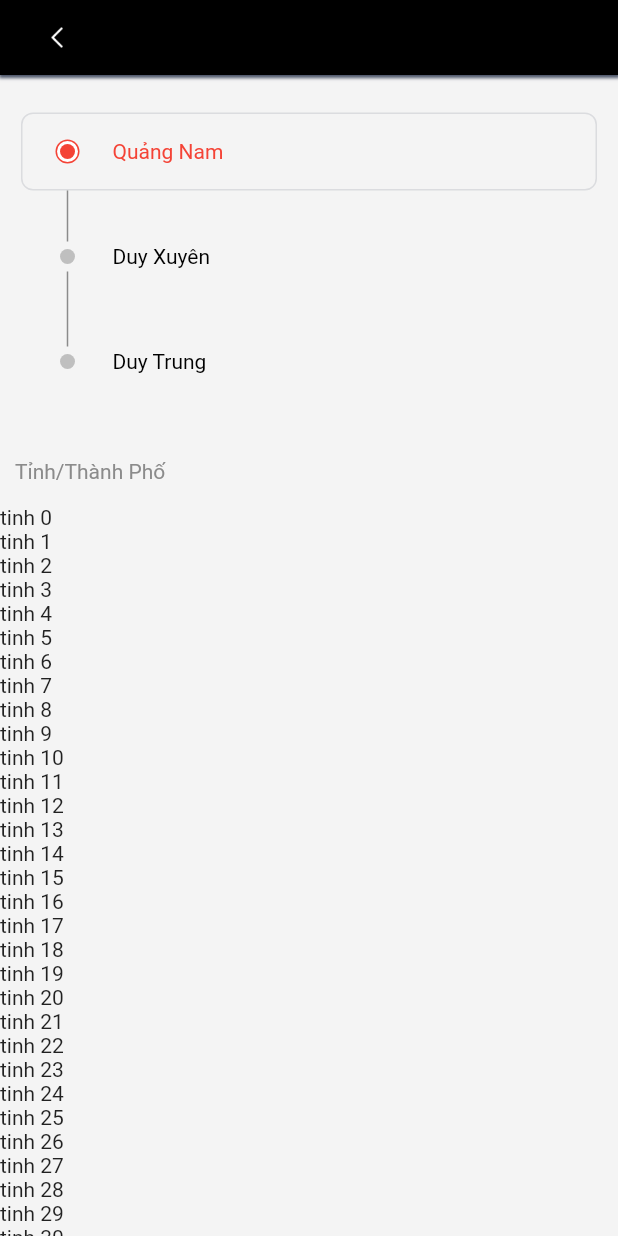
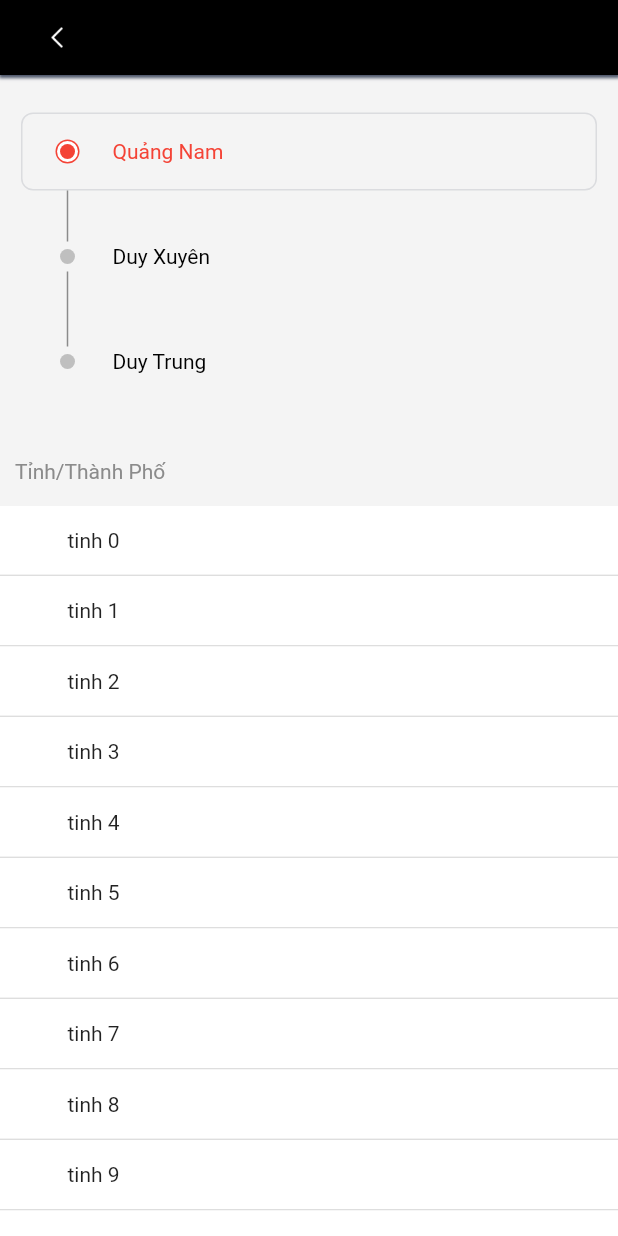
Before and after one commit to xnguyena2/Product-Sell, a Flutter app: the screen it shows after launch, on a phone screen of 412 x 824 dp. Run offline on Flutter 3.47's test engine with Material 2 defaults, Android fonts, the phone set to English and light mode, and no system bars; our stand-ins replace carousel_slider.

Commit message:
[fixing location]

```diff
--- a/lib/page/location_select.dart
+++ b/lib/page/location_select.dart
@@ -71,18 +71,35 @@ class _LocationSelectState extends State<LocationSelect> {
             Expanded(
               child: ListView.separated(
                 shrinkWrap: true,
-                itemBuilder: (context, index) => Text(
-                  "tinh $index",
-                  style: TextStyle(),
-                ),
+                itemBuilder: (context, index) => locationItem(index),
                 scrollDirection: Axis.vertical,
                 itemCount: 40,
                 separatorBuilder: (BuildContext context, int index) =>
-                    SizedBox(),
+                    Divider(height: 1),
               ),
             ),
           ],
         ),
+      ),
+    );
+  }
+
+  Container locationItem(int index) {
+    return Container(
+      color: secondBackgroundColor,
+      child: Row(
+        children: [
+          SizedBox(
+            width: 30,
+          ),
+          Container(
+            padding: const EdgeInsets.symmetric(horizontal: 15, vertical: 15),
+            child: Text(
+              "tinh $index",
+              style: TextStyle(),
+            ),
+          ),
+        ],
       ),
     );
   }
```
